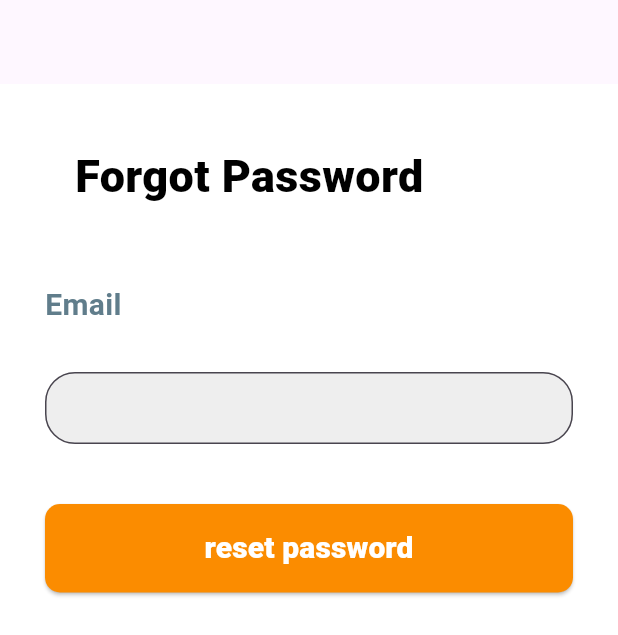
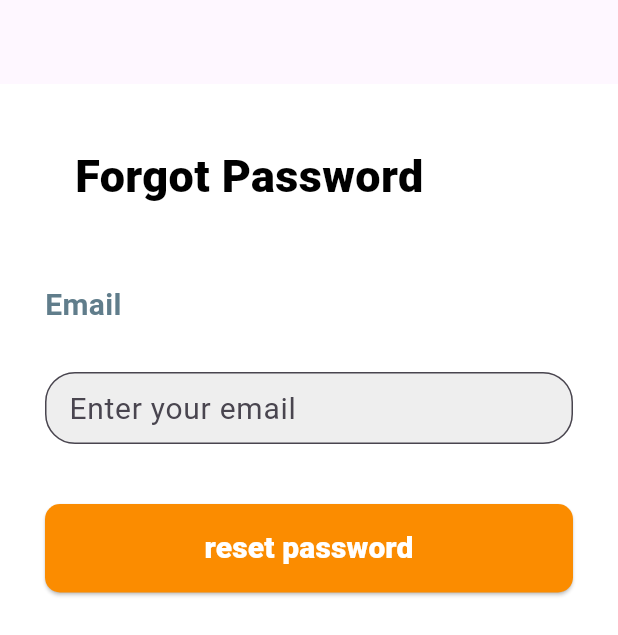
Before and after one commit to ChrisKamanzi/lost-and-found, a Flutter app: the forgotPassword screen opened by its route, on a phone screen of 412 x 824 dp. Shown: the top 635 px of the screen. Run offline on Flutter 3.47's test engine with Material 3 defaults, Android fonts, the light colour scheme and no system bars; our stand-ins replace dio, flutter_dotenv, flutter_map, flutter_riverpod, go_router, google_fonts and 6 more; accounts and stored records are empty; Roboto replaces fonts that are missing (Brawler).

Commit message:
Adjusted text field on forgot password

```diff
--- a/lib/pages/authentication/forgot_password.dart
+++ b/lib/pages/authentication/forgot_password.dart
@@ -6,66 +6,92 @@ import 'package:google_fonts/google_fonts.dart';
 import '../../stateManagment/provider/reset_provider.dart';
 import '../../widgets/elevated_button.dart';
 
-class forgotPassword extends ConsumerWidget {
+class forgotPassword extends ConsumerStatefulWidget {
   const forgotPassword({super.key});
 
   @override
-  Widget build(BuildContext context, WidgetRef ref) {
+  ConsumerState<forgotPassword> createState() => _ForgotPasswordState();
+}
+
+class _ForgotPasswordState extends ConsumerState<forgotPassword> {
+  final _formKey = GlobalKey<FormState>();
+  final TextEditingController emailController = TextEditingController();
+
+  @override
+  void dispose() {
+    emailController.dispose();
+    super.dispose();
+  }
+
+  @override
+  Widget build(BuildContext context) {
     final notifier = ref.read(resetProvider.notifier);
-
-    TextEditingController email = TextEditingController();
 
     return Scaffold(
       appBar: AppBar(),
       body: Padding(
-        padding: EdgeInsets.all(30),
+        padding: const EdgeInsets.all(30),
+        child: Form(
+          key: _formKey,
           child: Column(
-          mainAxisAlignment: MainAxisAlignment.start,
             crossAxisAlignment: CrossAxisAlignment.start,
             children: [
+
               Padding(
-              padding: EdgeInsets.only(top: 10, left: 20),
+                padding: const EdgeInsets.only(top: 10, left: 20),
                 child: Text(
                   AppLocalizations.of(context)!.forgotPassword,
                   style: GoogleFonts.brawler(
                     textStyle: TextStyle(
                       fontSize: 30,
                       fontWeight: FontWeight.w800,
-                    color:
-                        Theme.of(context).brightness == Brightness.dark
+                      color: Theme.of(context).brightness == Brightness.dark
                           ? Colors.orangeAccent
                           : Colors.black,
                     ),
                   ),
                 ),
               ),
-            SizedBox(height: 50),
+              const SizedBox(height: 50),
               Text(
                 AppLocalizations.of(context)!.emailLabel,
                 style: GoogleFonts.brawler(
                   textStyle: TextStyle(
                     fontSize: 20,
-                  color:
-                      Theme.of(context).brightness == Brightness.dark
+                    color: Theme.of(context).brightness == Brightness.dark
                         ? Colors.orangeAccent
                         : Colors.blueGrey,
                     fontWeight: FontWeight.w700,
                   ),
                 ),
               ),
-            SizedBox(height: 30),
-            Textfield(controller: email, onChanged: notifier.updateEmail),
-            SizedBox(height: 40),
+              const SizedBox(height: 30),
+              Textfield(
+                controller: emailController,
+                hintText: 'Enter your email',
+                onChanged: notifier.updateEmail,
+                isRequired: true,
+              ),
+              const SizedBox(height: 40),
               Align(
                 alignment: Alignment.topRight,
                 child: Button(
                   text: AppLocalizations.of(context)!.resetPassword,
-                onPressed: () => notifier.resetPassword(context),
+                  onPressed: () {
+                    if (_formKey.currentState!.validate()) {
+                      notifier.resetPassword(context);
+                    } else {
+                      ScaffoldMessenger.of(context).showSnackBar(
+                        const SnackBar(content: Text('Email Required')),
+                      );
+                    }
+                  },
                 ),
               ),
             ],
           ),
         ),
+      ),
     );
   }
 }
--- a/lib/pages/services/create_ad.dart
+++ b/lib/pages/services/create_ad.dart
@@ -15,13 +15,12 @@ class CreateAdNotifier extends StateNotifier<AsyncValue<void>> {
 
   CreateAdNotifier(this.ref) : super(const AsyncValue.data(null));
 
-
-
   String get apiUrl {
     final url = dotenv.env['apiUrl'];
     if (url == null) throw Exception('API URL not set');
     return url;
   }
+
   Future<String?> save(CreateAd createAdData) async {
     state = const AsyncValue.loading();
 
@@ -104,7 +103,7 @@ class CreateAdNotifier extends StateNotifier<AsyncValue<void>> {
       } else if (e.type == DioExceptionType.unknown) {
         return 'No internet connection or unexpected network error.';
       } else {
-        return 'Unexpected Dio error: ${e.message}';
+        return 'Check your connection please ';
       }
     } catch (e) {
       state = AsyncValue.data(null);
```
Also changed, not shown: lib/widgets/drawer.dart (+10 -10 lines). Lines whose indentation alone changed are shown as unchanged.
